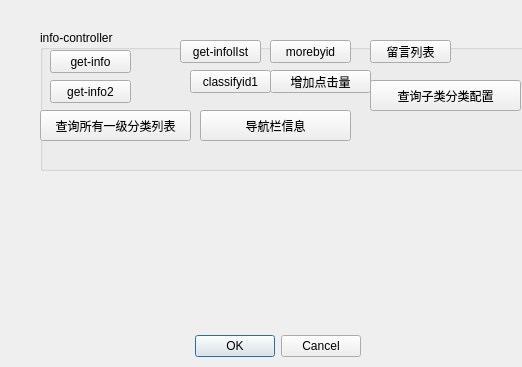
This is CommandCenter/MainApp/hsftestdialog.ui in LDevin/CommandCenter as Qt 5 draws it before an edit. The edited form follows.
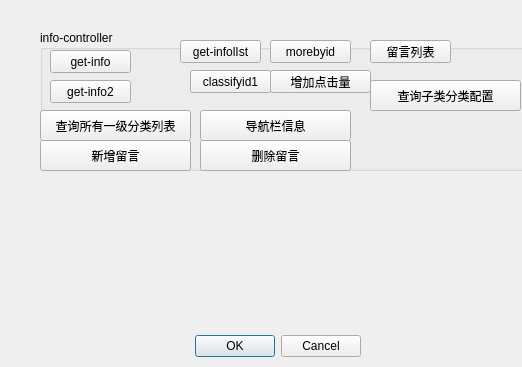
This is the edited form.

```diff
--- a/CommandCenter/MainApp/hsftestdialog.ui
+++ b/CommandCenter/MainApp/hsftestdialog.ui
@@ -171,6 +171,32 @@
      <string>导航栏信息</string>
     </property>
    </widget>
+   <widget class="QPushButton" name="addComments">
+    <property name="geometry">
+     <rect>
+      <x>0</x>
+      <y>110</y>
+      <width>151</width>
+      <height>31</height>
+     </rect>
+    </property>
+    <property name="text">
+     <string>新增留言</string>
+    </property>
+   </widget>
+   <widget class="QPushButton" name="delComments">
+    <property name="geometry">
+     <rect>
+      <x>160</x>
+      <y>110</y>
+      <width>151</width>
+      <height>31</height>
+     </rect>
+    </property>
+    <property name="text">
+     <string>删除留言</string>
+    </property>
+   </widget>
   </widget>
  </widget>
  <resources/>
```
